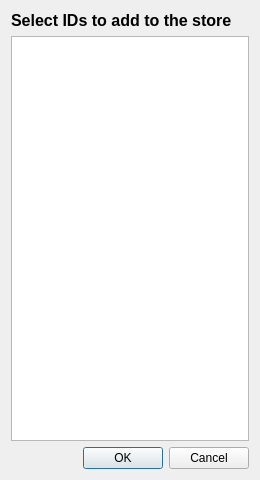
EtoDrowsy/CS499, file htmlgendialog.ui: the form before one commit.
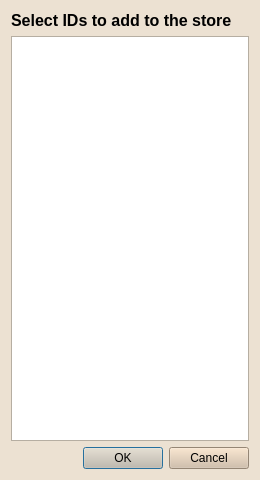
The form after the commit.

Commit message: Adjusted the colors of the UI files to more align with the inventorywindow, fixed some errors with regards to getIndex function, and included it within the header of inverntorywinow.h.

What changed in the file:
```diff
--- a/htmlgendialog.ui
+++ b/htmlgendialog.ui
@@ -10,6 +10,52 @@
     <height>480</height>
    </rect>
   </property>
+  <property name="palette">
+   <palette>
+    <active>
+     <colorrole role="Window">
+      <brush brushstyle="SolidPattern">
+       <color alpha="255">
+        <red>236</red>
+        <green>225</green>
+        <blue>210</blue>
+       </color>
+      </brush>
+     </colorrole>
+    </active>
+    <inactive>
+     <colorrole role="Window">
+      <brush brushstyle="SolidPattern">
+       <color alpha="255">
+        <red>236</red>
+        <green>225</green>
+        <blue>210</blue>
+       </color>
+      </brush>
+     </colorrole>
+    </inactive>
+    <disabled>
+     <colorrole role="Base">
+      <brush brushstyle="SolidPattern">
+       <color alpha="255">
+        <red>236</red>
+        <green>225</green>
+        <blue>210</blue>
+       </color>
+      </brush>
+     </colorrole>
+     <colorrole role="Window">
+      <brush brushstyle="SolidPattern">
+       <color alpha="255">
+        <red>236</red>
+        <green>225</green>
+        <blue>210</blue>
+       </color>
+      </brush>
+     </colorrole>
+    </disabled>
+   </palette>
+  </property>
   <property name="windowTitle">
    <string>Dialog</string>
   </property>
@@ -38,6 +84,9 @@
    </item>
    <item row="2" column="0">
     <widget class="QDialogButtonBox" name="buttonBox">
+     <property name="styleSheet">
+      <string notr="true">background-color:rgb(209, 188, 164)</string>
+     </property>
      <property name="standardButtons">
       <set>QDialogButtonBox::StandardButton::Cancel|QDialogButtonBox::StandardButton::Ok</set>
      </property>
```
The commit also changes 10 other files.
